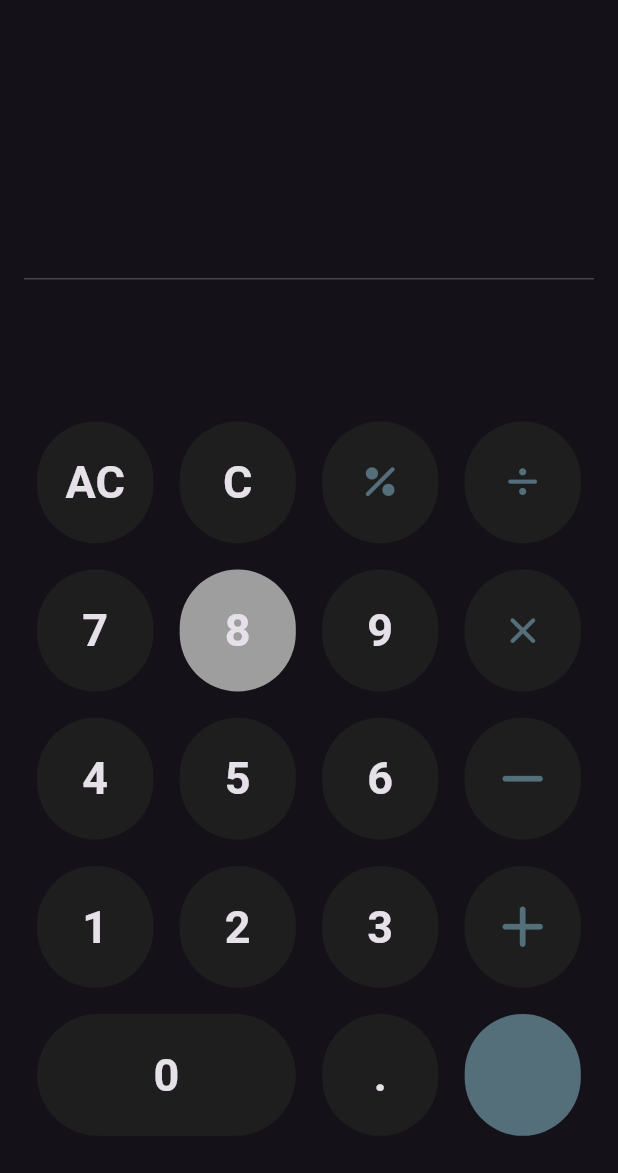
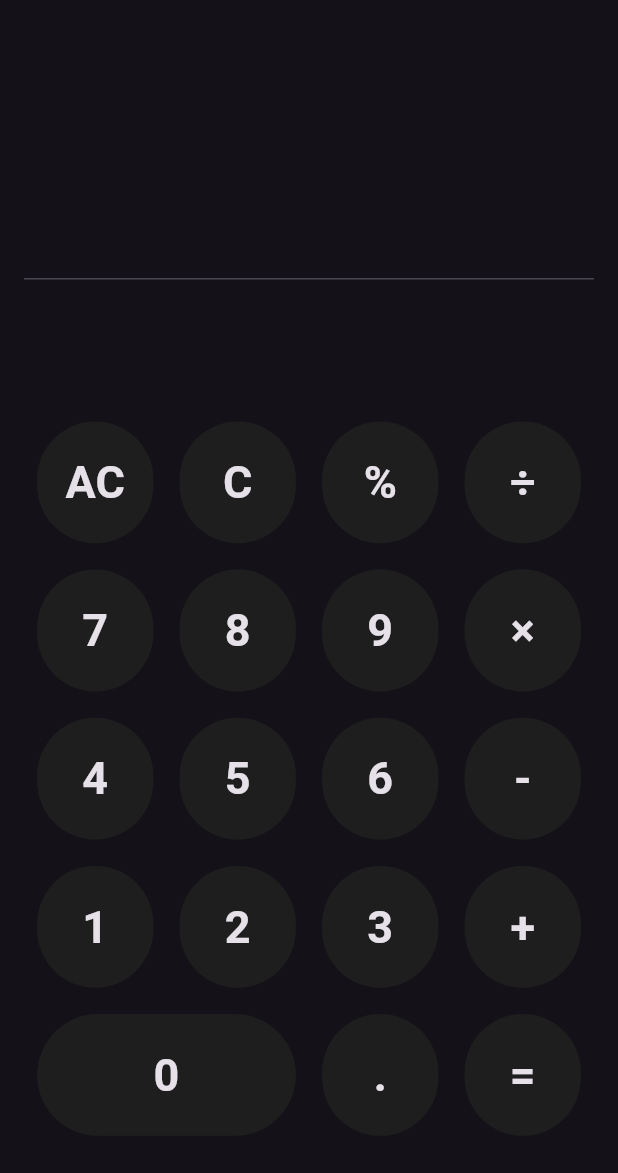
Before and after one commit to Mo123elsayed/calculator_app, a Flutter app: the screen it shows after launch, on a phone screen of 412 x 824 dp, the part 63-1236 px from its top. Run offline on Flutter 3.47's test engine with Material 3 defaults, Android fonts, the phone set to English and light mode, and no system bars; our stand-ins replace flutter_screenutil, math_expressions.

Commit message:
`Updated app icon assets and calculator screen UI, removed font awesome icons, and updated dependencies.`

```diff
--- a/lib/core/theme/app_text.dart
+++ b/lib/core/theme/app_text.dart
@@ -7,7 +7,7 @@ class AppText {
     color: Colors.white,
   );
 
-  static const TextStyle size20Bold = TextStyle(
+  static const TextStyle size30Bold = TextStyle(
     fontSize: 30,
     fontWeight: FontWeight.bold,
   );
--- a/lib/features/calculation/presentation/calculator_screen.dart
+++ b/lib/features/calculation/presentation/calculator_screen.dart
@@ -5,13 +5,11 @@ import 'package:calculator_app/features/calculation/presentation/widgets/custom_
 import 'package:flutter/material.dart';
 import 'package:calculator_app/core/theme/app_color.dart';
 import 'package:flutter_screenutil/flutter_screenutil.dart';
-import 'package:font_awesome_flutter/font_awesome_flutter.dart';
 import 'package:math_expressions/math_expressions.dart';
 
 class CalculatorScreen extends StatefulWidget {
   static const String screenRoute = '/home';
   const CalculatorScreen({super.key});
-
 
   @override
   State<CalculatorScreen> createState() => _CalculatorScreenState();
@@ -131,33 +129,25 @@ class _CalculatorScreenState extends State<CalculatorScreen> {
                     btnBckgrnd: AppColor.buttonBackground,
                     btnColor: AppColor.operator,
                     onTapBtn: btnClick,
-                    child: Text('AC', style: AppText.size20Bold),
+                    btnTxt: 'AC',
                   ),
                   CustomButton(
                     btnBckgrnd: AppColor.buttonBackground,
                     btnColor: AppColor.clear,
                     onTapBtn: btnClick,
-                    child: Text('C', style: AppText.size20Bold),
+                    btnTxt: 'C',
                   ),
                   CustomButton(
                     btnBckgrnd: AppColor.buttonBackground,
                     btnColor: AppColor.operator,
                     onTapBtn: btnClick,
-                    child: Icon(
-                      FontAwesomeIcons.percent,
-                      color: AppColor.operator,
-                      size: 20.w,
-                    ),
+                    btnTxt: '%'
                   ),
                   CustomButton(
                     btnBckgrnd: AppColor.buttonBackground,
                     btnColor: AppColor.operator,
                     onTapBtn: btnClick,
-                    child: Icon(
-                      FontAwesomeIcons.divide,
-                      color: AppColor.operator,
-                      size: 20.w,
-                    ),
+                    btnTxt: '÷',
                   ),
                 ],
               ),
@@ -166,27 +156,23 @@ class _CalculatorScreenState extends State<CalculatorScreen> {
                   CustomButton(
                     btnBckgrnd: AppColor.buttonBackground,
                     onTapBtn: btnClick,
-                    child: Text('7', style: AppText.size20Bold),
-                  ),
-                  CustomButton(
-                    btnColor: AppColor.buttonBackground,
-                    onTapBtn: btnClick,
-                    child: Text('8', style: AppText.size20Bold),
+                    btnTxt: '7',
                   ),
                   CustomButton(
                     btnBckgrnd: AppColor.buttonBackground,
                     onTapBtn: btnClick,
-                    child: Text('9', style: AppText.size20Bold),
+                    btnTxt:'8',
+                  ),
+                  CustomButton(
+                    btnBckgrnd: AppColor.buttonBackground,
+                    onTapBtn: btnClick,
+                    btnTxt: '9',
                   ),
                   CustomButton(
                     btnBckgrnd: AppColor.buttonBackground,
                     btnColor: AppColor.operator,
                     onTapBtn: btnClick,
-                    child: Icon(
-                      FontAwesomeIcons.multiply,
-                      color: AppColor.operator,
-                      size: 20.w,
-                    ),
+                    btnTxt: '×'
                   ),
                 ],
               ),
@@ -195,27 +181,23 @@ class _CalculatorScreenState extends State<CalculatorScreen> {
                   CustomButton(
                     btnBckgrnd: AppColor.buttonBackground,
                     onTapBtn: btnClick,
-                    child: Text('4', style: AppText.size20Bold),
+                    btnTxt: '4',
                   ),
                   CustomButton(
                     btnBckgrnd: AppColor.buttonBackground,
                     onTapBtn: btnClick,
-                    child: Text('5', style: AppText.size20Bold),
+                    btnTxt: '5',
                   ),
                   CustomButton(
                     btnBckgrnd: AppColor.buttonBackground,
                     onTapBtn: btnClick,
-                    child: Text('6', style: AppText.size20Bold),
+                    btnTxt: '6',
                   ),
                   CustomButton(
                     btnBckgrnd: AppColor.buttonBackground,
                     btnColor: AppColor.operator,
                     onTapBtn: btnClick,
-                    child: Icon(
-                      FontAwesomeIcons.minus,
-                      color: AppColor.operator,
-                      size: 28.w,
-                    ),
+                    btnTxt: '-'
                   ),
                 ],
               ),
@@ -224,27 +206,23 @@ class _CalculatorScreenState extends State<CalculatorScreen> {
                   CustomButton(
                     btnBckgrnd: AppColor.buttonBackground,
                     onTapBtn: btnClick,
-                    child: Text('1', style: AppText.size20Bold),
+                    btnTxt: '1',
                   ),
                   CustomButton(
                     btnBckgrnd: AppColor.buttonBackground,
                     onTapBtn: btnClick,
-                    child: Text('2', style: AppText.size20Bold),
+                    btnTxt:'2',
                   ),
                   CustomButton(
                     btnBckgrnd: AppColor.buttonBackground,
                     onTapBtn: btnClick,
-                    child: Text('3', style: AppText.size20Bold),
+                    btnTxt: '3',
                   ),
                   CustomButton(
                     btnBckgrnd: AppColor.buttonBackground,
                     btnColor: AppColor.operator,
                     onTapBtn: btnClick,
-                    child: Icon(
-                      FontAwesomeIcons.plus,
-                      color: AppColor.operator,
-                      size: 28.w,
-                    ),
+                    btnTxt: '+'
                   ),
                 ],
               ),
@@ -254,23 +232,20 @@ class _CalculatorScreenState extends State<CalculatorScreen> {
                     btnBckgrnd: AppColor.buttonBackground,
                     onTapBtn: btnClick,
                     flex: 2,
-                    child: Text('0', style: AppText.size20Bold),
+                    btnTxt: '0',
                   ),
                   CustomButton(
                     btnBckgrnd: AppColor.buttonBackground,
                     onTapBtn: btnClick,
-                    child: Text('.', style: AppText.size20Bold),
+                    btnTxt:'.',
                   ),
                   CustomButton(
-                    btnColor: AppColor.buttonBackground,
-                    btnBckgrnd: AppColor.operator,
+                    btnBckgrnd: AppColor.buttonBackground,
                     onTapBtn: btnClick,
-                    child: Icon(
-                      FontAwesomeIcons.equals,
-                      color: AppColor.operator,
-                      size: 20.w,
-                    ),
+                    btnTxt: '=',
                   ),
+
+
                 ],
               ),
             ],
--- a/lib/features/calculation/presentation/widgets/custom_button.dart
+++ b/lib/features/calculation/presentation/widgets/custom_button.dart
@@ -1,3 +1,4 @@
+import 'package:calculator_app/core/theme/app_text.dart';
 import 'package:flutter/material.dart';
 import 'package:flutter_screenutil/flutter_screenutil.dart';
 
@@ -5,14 +6,14 @@ import 'package:flutter_screenutil/flutter_screenutil.dart';
 class CustomButton extends StatelessWidget {
   Color? btnColor;
   Color? btnBckgrnd;
-  Widget? child;
+  String? btnTxt;
   int? flex;
   Function? onTapBtn;
   CustomButton({
     super.key,
     this.btnColor,
     this.btnBckgrnd,
-    this.child,
+    this.btnTxt,
     this.flex,
     this.onTapBtn,
   });
@@ -21,22 +22,21 @@ class CustomButton extends StatelessWidget {
   Widget build(BuildContext context) {
     return Expanded(
       flex: flex == null ? 1 : flex!,
-      child: InkWell(
-        borderRadius: BorderRadius.circular(50.r),
-
-        onTap: () {
-          onTapBtn!(child);
-        },
       child: Container(
         alignment: Alignment.center,
         decoration: BoxDecoration(
           color: btnBckgrnd ?? Colors.grey,
-            borderRadius: BorderRadius.circular(50.r),
+          borderRadius: BorderRadius.circular(100.r),
         ),
         margin: EdgeInsets.all(8.w),
         height: 80.h,
         width: 70.w,
-          child: child,
+        child: InkWell(
+          borderRadius: BorderRadius.circular(100.r),
+          onTap: () {
+            onTapBtn!(btnTxt);
+          },
+          child: Text(btnTxt!, style: AppText.size30Bold),
         ),
       ),
     );
--- a/pubspec.yaml
+++ b/pubspec.yaml
@@ -35,10 +35,7 @@ dependencies:
   # Use with the CupertinoIcons class for iOS style icons.
   cupertino_icons: ^1.0.8
   flutter_screenutil: ^5.9.3
-  flutter_bloc: ^9.1.1
-  equatable: ^2.0.7
   math_expressions: ^3.1.0
-  font_awesome_flutter: ^10.9.1
 
 dev_dependencies:
   flutter_test:
```
Also changed, not shown: pubspec.lock, 45 other files. Lines whose indentation alone changed are shown as unchanged.
